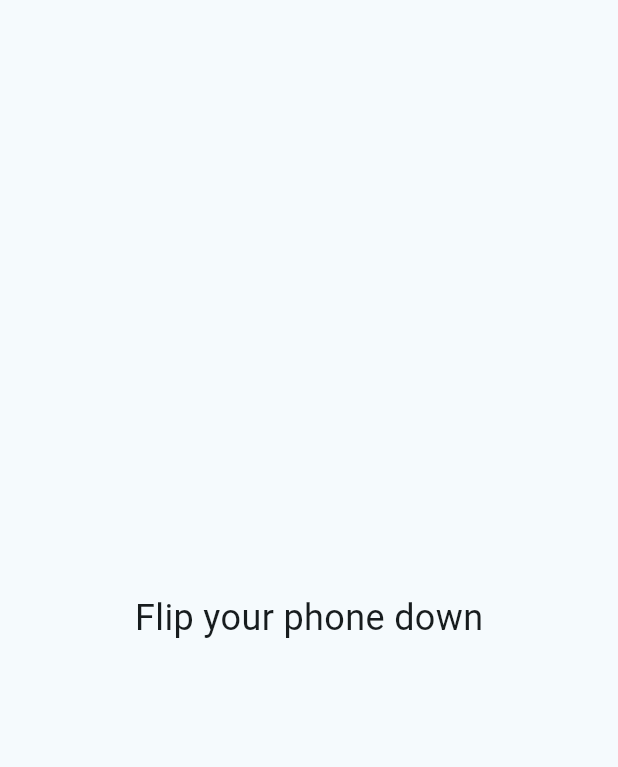
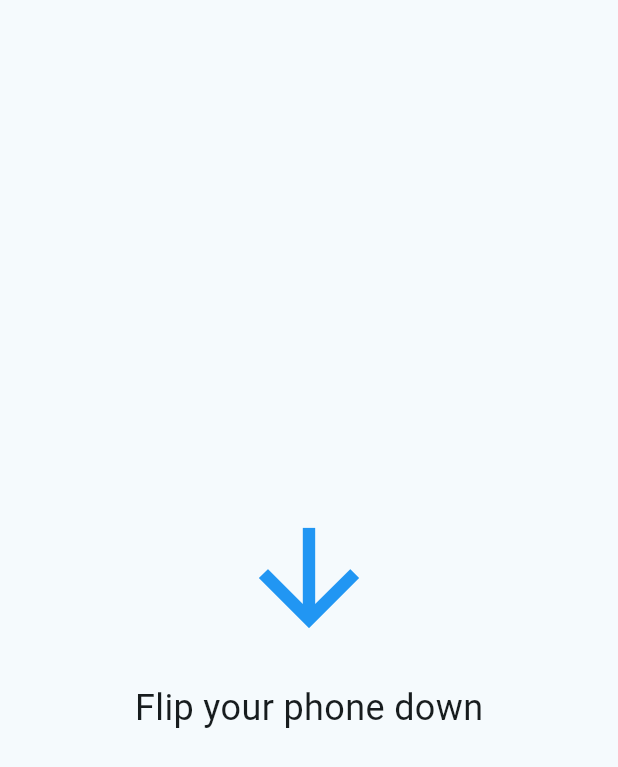
Before and after one commit to Kyneb98/dma_project, a Flutter app: the FlipDownChallenge screen opened directly, on a phone screen of 412 x 824 dp. Shown: the top 767 px of the screen. Run offline on Flutter 3.47's test engine with Material 3 defaults, Android fonts, the light colour scheme and no system bars; our stand-ins replace audioplayers, sensors_plus.

Commit message:
added visuals to challenge

```diff
--- a/lib/challenges/flip_down_challenge.dart
+++ b/lib/challenges/flip_down_challenge.dart
@@ -62,9 +62,20 @@ class _FlipDownChallengeState extends State<FlipDownChallenge> {
 Widget build(BuildContext context) {
   return Scaffold(
     body: Center(
-        child: Text(
+      child: Column(
+        mainAxisAlignment: MainAxisAlignment.center,
+        children: [
+          const Icon(
+            Icons.arrow_downward,   // 👈 change this per challenge
+            size: 100,
+            color: Colors.blue,
+          ),
+          const SizedBox(height: 20),
+          Text(
             _isCompleted ? 'Challenge Completed!' : 'Flip your phone down',
             style: const TextStyle(fontSize: 24),
+          ),
+        ],
       ),
     ),
   );
```
Also changed, not shown: lib/challenges/flip_up_challenge.dart (+12 -1 lines), 6 other files. Lines whose indentation alone changed are shown as unchanged.
